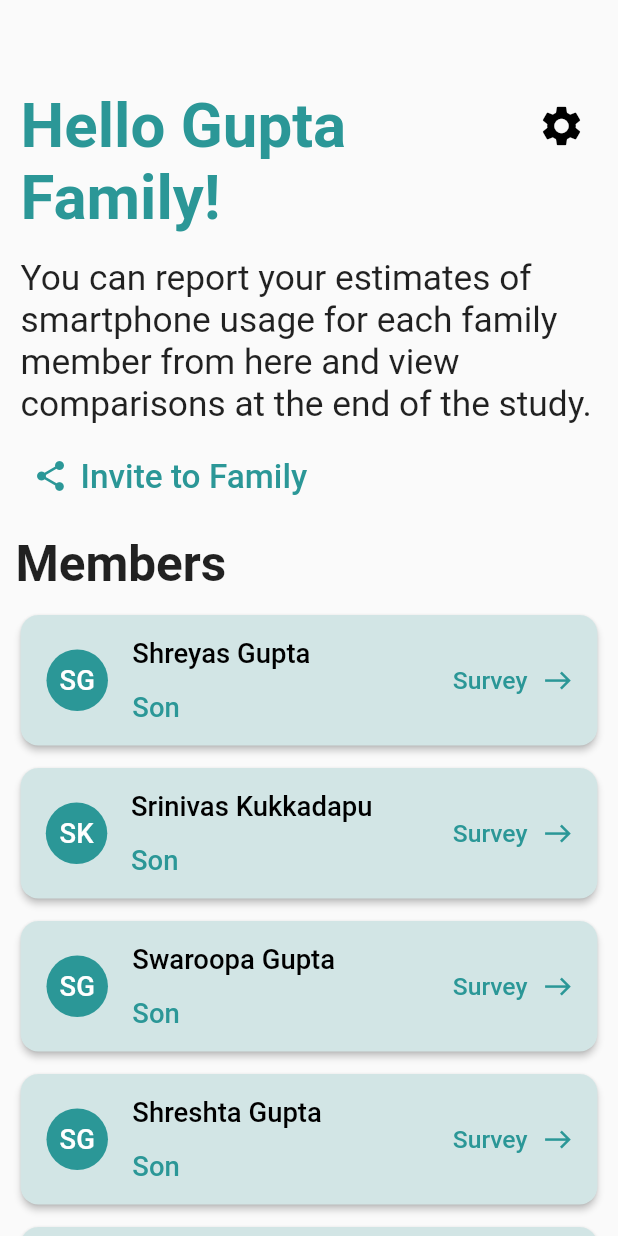
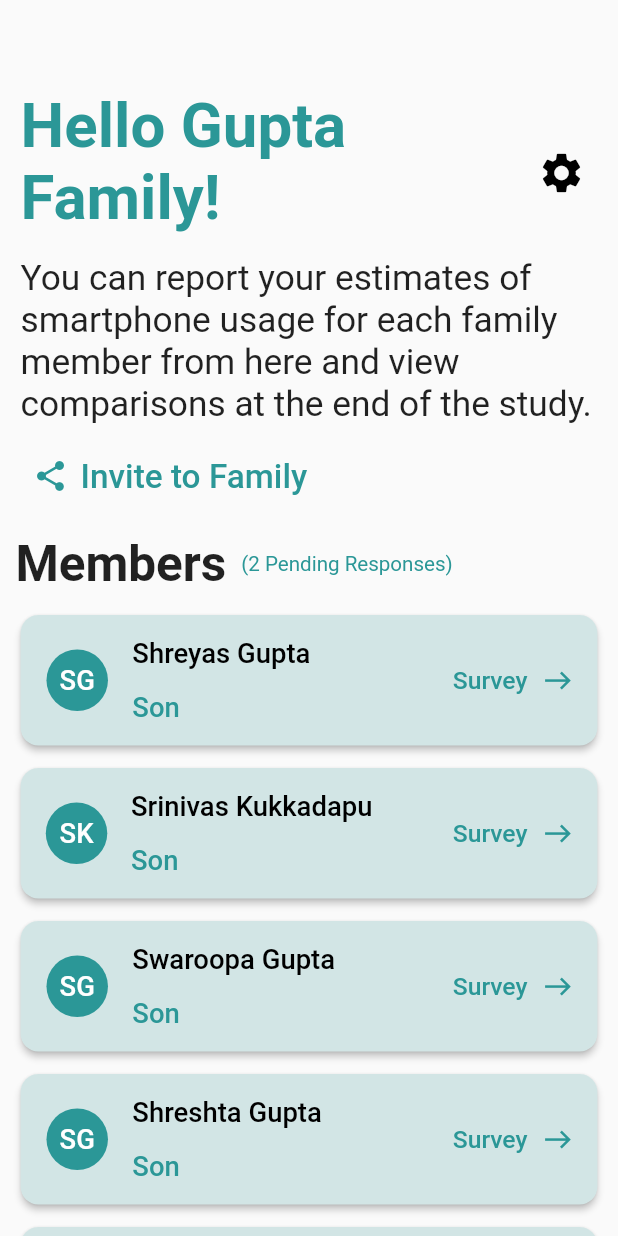
Before and after one commit to hci-gu/family-report-project, a Flutter app: the HomeScreen screen opened directly, on a phone screen of 412 x 824 dp. Run offline on Flutter 3.47's test engine with Material 2 defaults, Android fonts, the phone set to English and light mode, and no system bars; missing offline and left inert: app_usage, usage_stats.

Commit message:
added no of pending responses indicator

```diff
--- a/lib/homescreen.dart
+++ b/lib/homescreen.dart
@@ -7,6 +7,7 @@ class HomeScreen extends StatelessWidget {
 
   @override
   Widget build(BuildContext context) {
+    var noOfPendingResponses = 2;
     double width = MediaQuery.of(context).size.width;
     double height = MediaQuery.of(context).size.height;
     var familyMemberNames = [
@@ -27,7 +28,7 @@ class HomeScreen extends StatelessWidget {
                 child: Column(
                   children: [
                     Row(
-                      crossAxisAlignment: CrossAxisAlignment.start,
+                      crossAxisAlignment: CrossAxisAlignment.center,
                       children: <Widget>[
                         Flexible(
                           child: Padding(
@@ -53,7 +54,8 @@ class HomeScreen extends StatelessWidget {
                               MaterialPageRoute(
                                   builder: (context) => Settings()),
                             );
-                            }),
+                          },
+                        ),
                       ],
                     ),
                     Text(
@@ -82,10 +84,25 @@ class HomeScreen extends StatelessWidget {
                 ),
               ),
               Container(
-                child: Text(
+                child: Row(
+                  crossAxisAlignment: CrossAxisAlignment.center,
+                  children: [
+                    Text(
                       "Members",
                       style: TextStyle(
                           fontSize: height / 25, fontWeight: FontWeight.bold),
+                    ),
+                    Padding(
+                      padding: EdgeInsets.only(left: 10),
+                      child: Text(
+                        "($noOfPendingResponses Pending Responses)",
+                        style: TextStyle(
+                          fontSize: height / 60,
+                          color: Theme.of(context).primaryColor,
+                        ),
+                      ),
+                    ),
+                  ],
                 ),
                 width: double.infinity,
                 margin: EdgeInsets.fromLTRB(width / 40, 0, 0, 15),
```
Lines whose indentation alone changed are shown as unchanged.
